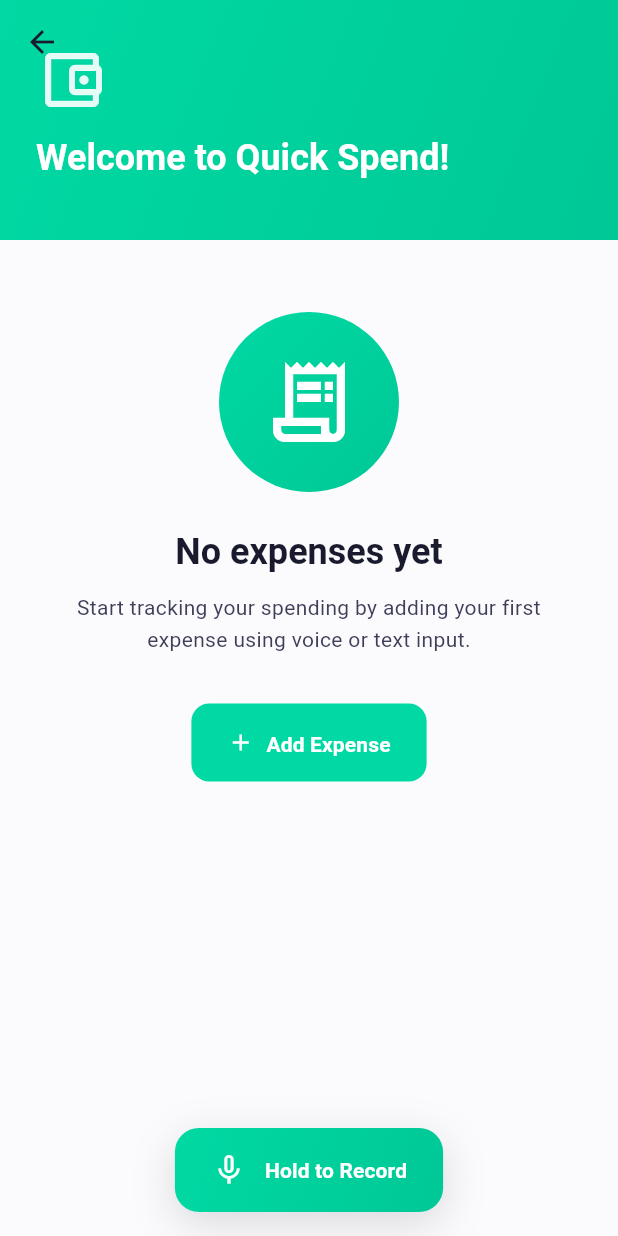
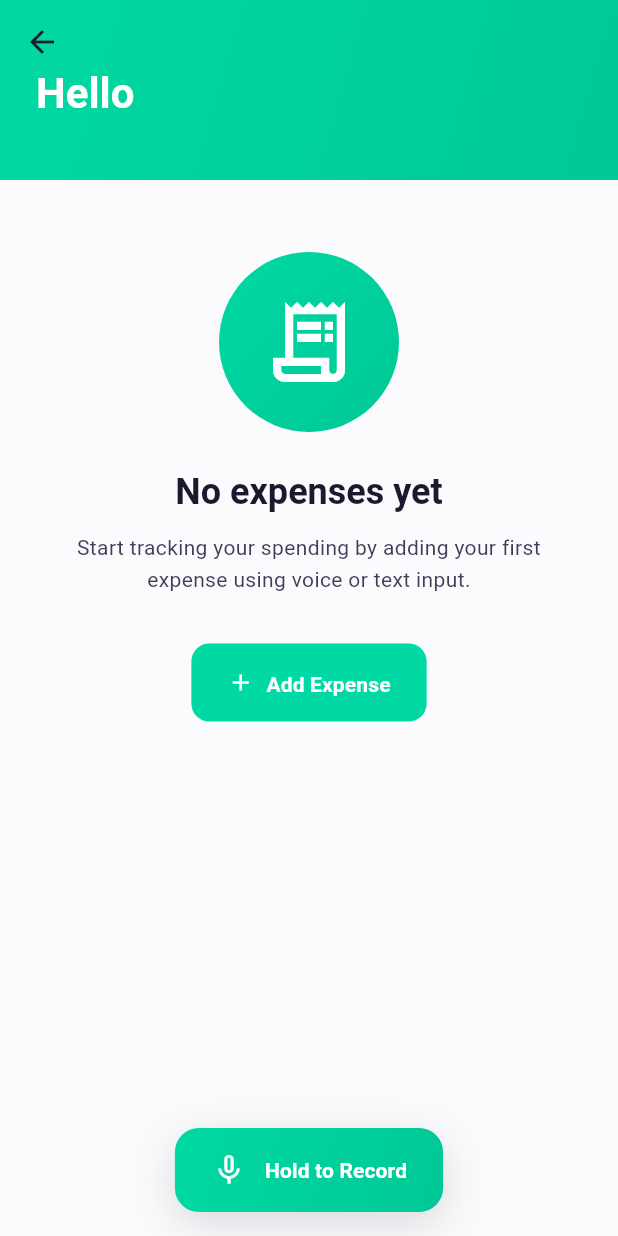
Before and after one commit to phanvantai/quick_spend, a Flutter app: the HomeScreen screen opened directly, on a phone screen of 412 x 824 dp. Run offline on Flutter 3.47's test engine with Material 3 defaults, Android fonts, the phone set to English and light mode, and no system bars; our stand-ins replace cloud_firestore, easy_localization, firebase_ai, firebase_core, flutter_slidable, permission_handler and 3 more; accounts and stored records are empty.

Commit message:
refactor: simplify home screen app bar to just show 'Hello'
Changes:
- Removed wallet icon from app bar
- Changed text from "Welcome to Quick Spend!" to simple "Hello"
- Reduced app bar height from 160 to 120 (cleaner look)
- Changed text style from headlineSmall to headlineMedium
- Added translation key 'home.hello' (EN: "Hello", VI: "Xin chào")

Result: Cleaner, more minimal app bar design

```diff
--- a/assets/translations/en-US.json
+++ b/assets/translations/en-US.json
@@ -20,6 +20,7 @@
   },
   "home": {
     "title": "Quick Spend",
+    "hello": "Hello",
     "welcome": "Welcome to Quick Spend!",
     "language_label": "Language: English",
     "currency_label": "Currency: {currency}",
--- a/assets/translations/vi-VN.json
+++ b/assets/translations/vi-VN.json
@@ -20,6 +20,7 @@
   },
   "home": {
     "title": "Quick Spend",
+    "hello": "Xin chào",
     "welcome": "Chào mừng đến Quick Spend!",
     "language_label": "Ngôn ngữ: Tiếng Việt",
     "currency_label": "Tiền tệ: {currency}",
--- a/lib/screens/home_screen.dart
+++ b/lib/screens/home_screen.dart
@@ -580,7 +580,7 @@ class _HomeScreenState extends State<HomeScreen>
                 slivers: [
                   // App bar with gradient
                   SliverAppBar(
-                    expandedHeight: 160,
+                    expandedHeight: 120,
                     floating: false,
                     pinned: true,
                     backgroundColor: AppTheme.primaryMint,
@@ -596,15 +596,9 @@ class _HomeScreenState extends State<HomeScreen>
                               mainAxisAlignment: MainAxisAlignment.end,
                               crossAxisAlignment: CrossAxisAlignment.start,
                               children: [
-                                Icon(
-                                  Icons.account_balance_wallet_outlined,
-                                  size: 48,
-                                  color: Colors.white.withValues(alpha: 0.9),
-                                ),
-                                const SizedBox(height: AppTheme.spacing12),
                                 Text(
-                                  context.tr('home.welcome'),
-                                  style: textTheme.headlineSmall?.copyWith(
+                                  context.tr('home.hello'),
+                                  style: textTheme.headlineMedium?.copyWith(
                                     color: Colors.white,
                                     fontWeight: FontWeight.w600,
                                   ),
```
